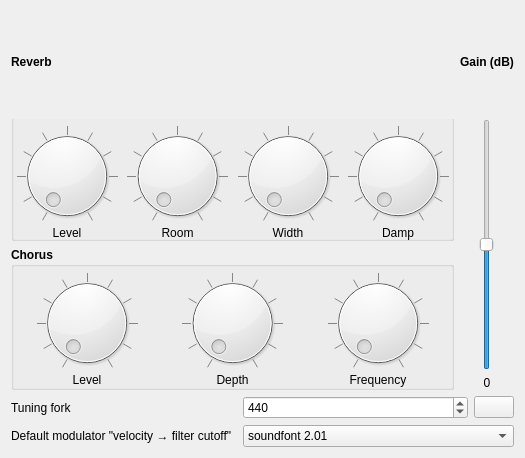
This is sources/context/interface/configsectionsound.ui in davy7125/polyphone as Qt 5 draws it before an edit. The edited form follows.
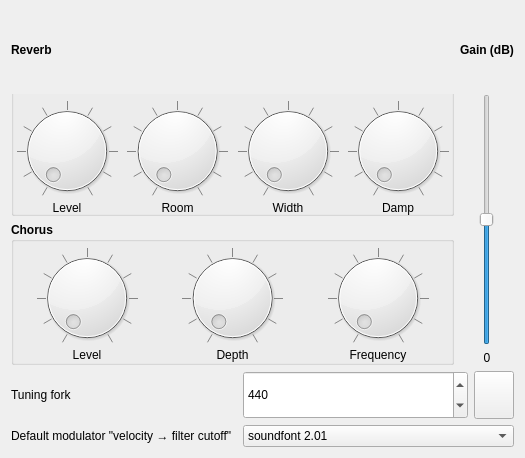
This is the edited form.

The edit to the form file:
```diff
--- a/sources/context/interface/configsectionsound.ui
+++ b/sources/context/interface/configsectionsound.ui
@@ -154,7 +154,7 @@
      <item row="0" column="1">
       <widget class="QSpinBox" name="spinTiningFork">
        <property name="sizePolicy">
-        <sizepolicy hsizetype="MinimumExpanding" vsizetype="Fixed">
+        <sizepolicy hsizetype="MinimumExpanding" vsizetype="Preferred">
          <horstretch>0</horstretch>
          <verstretch>0</verstretch>
         </sizepolicy>
@@ -192,6 +192,12 @@
      </item>
      <item row="0" column="2">
       <widget class="QPushButton" name="pushDefaultTuningFork">
+       <property name="sizePolicy">
+        <sizepolicy hsizetype="Minimum" vsizetype="Preferred">
+         <horstretch>0</horstretch>
+         <verstretch>0</verstretch>
+        </sizepolicy>
+       </property>
        <property name="text">
         <string/>
        </property>
```
Left out of the diff: 2 changed lines with no effect on the pictures.
